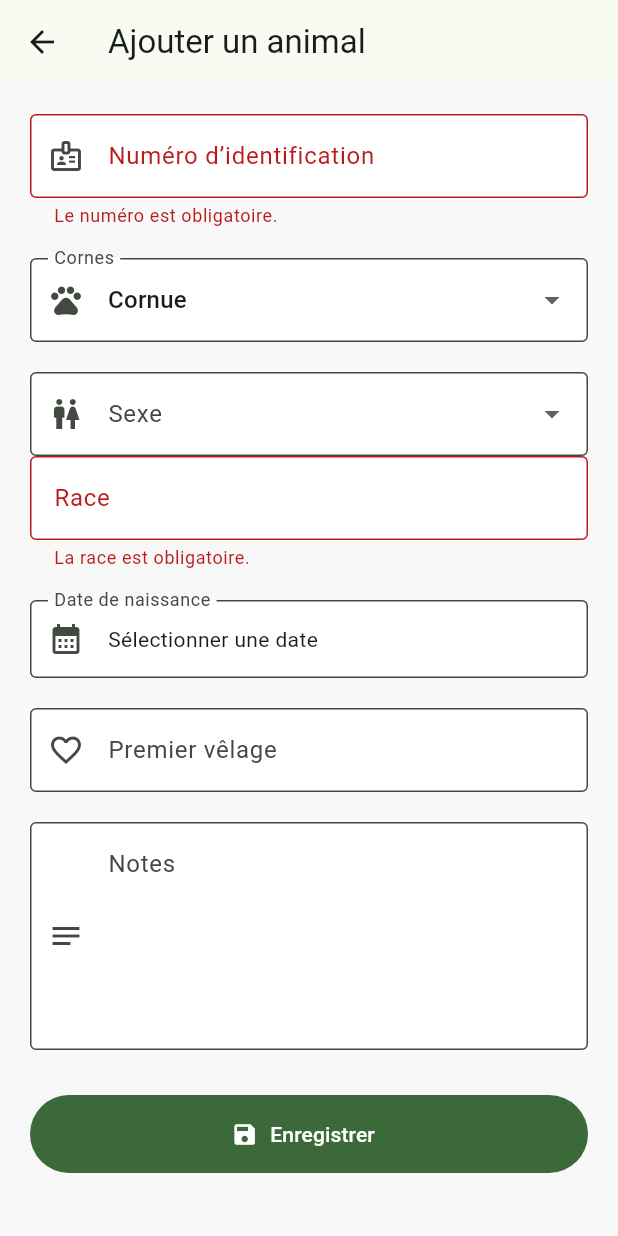
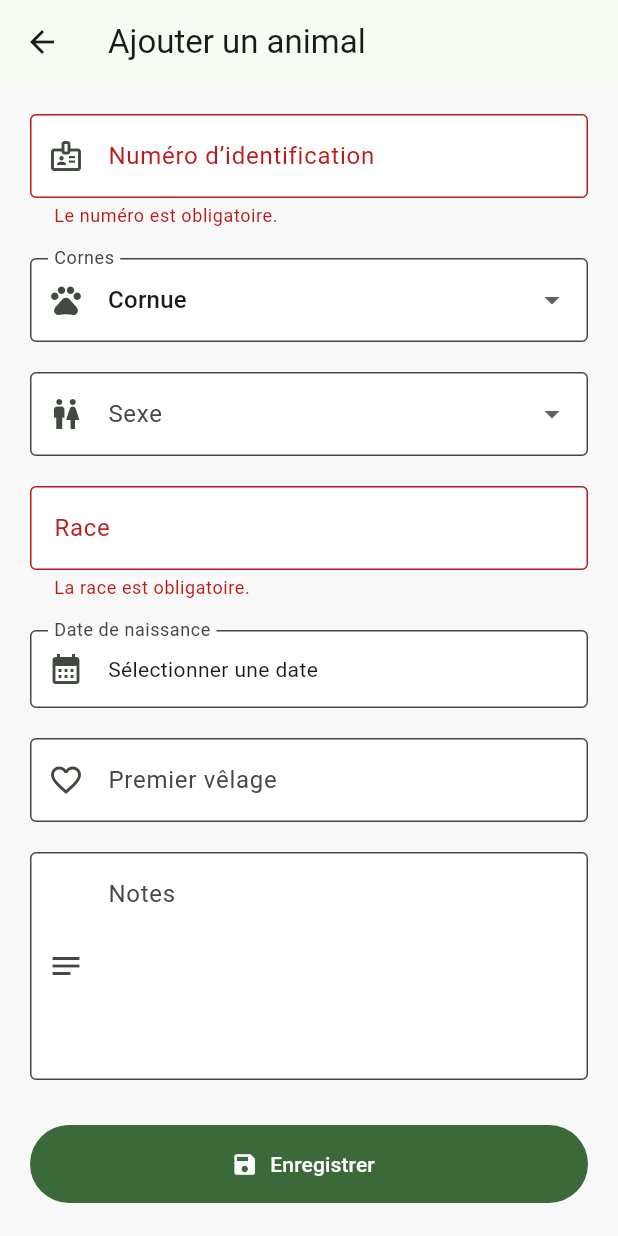
Before and after one commit to mateolilien55-bot/gestion_troupeau, a Flutter app: the AnimalFormScreen screen opened directly, after a tap on "Enregistrer", on a phone screen of 412 x 824 dp. Run offline on Flutter 3.47's test engine with Material 3 defaults, Android fonts, the light colour scheme and no system bars; our stand-ins replace sqflite, sqflite_common_ffi; accounts and stored records are empty.

Commit message:
fix animal editing and form consistency

```diff
--- a/lib/screens/animal_form_screen.dart
+++ b/lib/screens/animal_form_screen.dart
@@ -6,84 +6,52 @@ import '../models/animal.dart';
 class AnimalFormScreen extends StatefulWidget {
   final Animal? animal;
 
-  const AnimalFormScreen({
-    super.key,
-    this.animal,
-  });
+  const AnimalFormScreen({super.key, this.animal});
 
   bool get isEditing => animal != null;
 
   @override
-  State<AnimalFormScreen> createState() =>
-      _AnimalFormScreenState();
+  State<AnimalFormScreen> createState() => _AnimalFormScreenState();
 }
 
-class _AnimalFormScreenState
-    extends State<AnimalFormScreen> {
+class _AnimalFormScreenState extends State<AnimalFormScreen> {
   final _formKey = GlobalKey<FormState>();
-
-  final _identificationController =
-      TextEditingController();
-
-  final _raceController =
-      TextEditingController();
-
-  final _premierVelageController =
-      TextEditingController();
-
-  final _notesController =
-      TextEditingController();
-
-  final DatabaseHelper _database =
-      DatabaseHelper.instance;
+  final _identificationController = TextEditingController();
+  final _raceController = TextEditingController();
+  final _premierVelageController = TextEditingController();
+  final _notesController = TextEditingController();
+  final DatabaseHelper _database = DatabaseHelper.instance;
 
   DateTime? _dateNaissance;
-
   String _cornes = 'Cornue';
-
   String? _sexe;
-
   bool _saving = false;
 
-  final List<String> _cornesOptions = [
+  final List<String> _cornesOptions = const [
     'Cornue',
+    'Demi-cornue',
     'Demie cornue',
     'Sans corne H',
     'Sans corne F',
+    'À définir',
     'Autre',
   ];
 
   @override
   void initState() {
     super.initState();
+    final animal = widget.animal;
+    if (animal == null) return;
 
-    final animal = widget.animal;
-
-    if (animal != null) {
-      _identificationController.text =
-          animal.identification;
-
+    _identificationController.text = animal.identification;
     _raceController.text = animal.race;
-
     _sexe = animal.sexe;
-
-      _premierVelageController.text =
-          animal.premierVelage ?? '';
-
-      _notesController.text =
-          animal.notes ?? '';
-
-      _dateNaissance =
-          animal.dateNaissance;
-
-      if (_cornesOptions.contains(
-        animal.cornes,
-      )) {
-        _cornes = animal.cornes;
-      } else {
-        _cornes = 'Autre';
-      }
-    }
+    _premierVelageController.text = animal.premierVelage ?? '';
+    _notesController.text = animal.notes ?? '';
+    _dateNaissance = animal.dateNaissance;
+    _cornes = _cornesOptions.contains(animal.cornes)
+        ? animal.cornes
+        : 'Autre';
   }
 
   @override
@@ -98,70 +66,44 @@ _sexe = animal.sexe;
   Future<void> _selectDate() async {
     final date = await showDatePicker(
       context: context,
-      initialDate:
-          _dateNaissance ?? DateTime(2020),
+      initialDate: _dateNaissance ?? DateTime.now(),
       firstDate: DateTime(1950),
       lastDate: DateTime.now(),
       helpText: 'Date de naissance',
     );
-
-    if (date == null) return;
-
-    setState(() {
-      _dateNaissance = date;
-    });
+    if (date != null && mounted) setState(() => _dateNaissance = date);
   }
 
-  String _formatDate(DateTime date) {
-    final day =
-        date.day.toString().padLeft(2, '0');
-
-    final month =
-        date.month.toString().padLeft(2, '0');
-
-    return '$day/$month/${date.year}';
-  }
+  String _formatDate(DateTime date) =>
+      '${date.day.toString().padLeft(2, '0')}/${date.month.toString().padLeft(2, '0')}/${date.year}';
 
   Future<void> _save() async {
-    if (!_formKey.currentState!.validate()) {
-      return;
-    }
-
+    if (!_formKey.currentState!.validate()) return;
     if (_dateNaissance == null) {
       ScaffoldMessenger.of(context).showSnackBar(
-        const SnackBar(
-          content: Text(
-            'Veuillez sélectionner la date de naissance.',
-          ),
-        ),
+        const SnackBar(content: Text('Veuillez sélectionner la date de naissance.')),
       );
       return;
     }
 
-    setState(() {
-      _saving = true;
-    });
-
+    setState(() => _saving = true);
     try {
+      final existing = widget.animal;
       final animal = Animal(
-        id: widget.animal?.id,
-        identification:
-            _identificationController.text.trim(),
+        id: existing?.id,
+        identification: _identificationController.text.trim(),
         cornes: _cornes,
         dateNaissance: _dateNaissance!,
         race: _raceController.text.trim(),
         sexe: _sexe,
-        premierVelage:
-            _premierVelageController.text
-                .trim()
-                .isEmpty
+        premierVelage: _premierVelageController.text.trim().isEmpty
             ? null
-                : _premierVelageController.text
-                    .trim(),
-        notes:
-            _notesController.text.trim().isEmpty
+            : _premierVelageController.text.trim(),
+        notes: _notesController.text.trim().isEmpty
             ? null
             : _notesController.text.trim(),
+        motherId: existing?.motherId,
+        fatherId: existing?.fatherId,
       );
 
       if (widget.isEditing) {
@@ -169,26 +111,14 @@ sexe: _sexe,
       } else {
         await _database.insertAnimal(animal);
       }
-
-      if (!mounted) return;
-
-      Navigator.pop(context, true);
+      if (mounted) Navigator.pop(context, true);
     } catch (e) {
       if (!mounted) return;
-
       ScaffoldMessenger.of(context).showSnackBar(
-        SnackBar(
-          content: Text(
-            'Impossible d’enregistrer : $e',
-          ),
-        ),
+        SnackBar(content: Text('Impossible d’enregistrer : $e')),
       );
     } finally {
-      if (mounted) {
-        setState(() {
-          _saving = false;
-        });
-      }
+      if (mounted) setState(() => _saving = false);
     }
   }
 
@@ -196,11 +126,7 @@ sexe: _sexe,
   Widget build(BuildContext context) {
     return Scaffold(
       appBar: AppBar(
-        title: Text(
-          widget.isEditing
-              ? 'Modifier l’animal'
-              : 'Ajouter un animal',
-        ),
+        title: Text(widget.isEditing ? 'Modifier l’animal' : 'Ajouter un animal'),
       ),
       body: Form(
         key: _formKey,
@@ -208,55 +134,33 @@ sexe: _sexe,
           padding: const EdgeInsets.all(20),
           children: [
             TextFormField(
-              controller:
-                  _identificationController,
+              controller: _identificationController,
               decoration: const InputDecoration(
-                labelText:
-                    'Numéro d’identification',
+                labelText: 'Numéro d’identification',
                 hintText: 'Ex. 2337',
-                prefixIcon:
-                    Icon(Icons.badge_outlined),
+                prefixIcon: Icon(Icons.badge_outlined),
                 border: OutlineInputBorder(),
               ),
-              validator: (value) {
-                if (value == null ||
-                    value.trim().isEmpty) {
-                  return 'Le numéro est obligatoire.';
-                }
-
-                return null;
-              },
+              validator: (value) => value == null || value.trim().isEmpty
+                  ? 'Le numéro est obligatoire.'
+                  : null,
             ),
-
             const SizedBox(height: 20),
-
             DropdownButtonFormField<String>(
               initialValue: _cornes,
               decoration: const InputDecoration(
                 labelText: 'Cornes',
-                prefixIcon:
-                    Icon(Icons.pets),
+                prefixIcon: Icon(Icons.pets),
                 border: OutlineInputBorder(),
               ),
-              items: _cornesOptions.map(
-                (value) {
-                  return DropdownMenuItem(
-                    value: value,
-                    child: Text(value),
-                  );
-                },
-              ).toList(),
+              items: _cornesOptions
+                  .map((value) => DropdownMenuItem(value: value, child: Text(value)))
+                  .toList(),
               onChanged: (value) {
-                if (value == null) return;
-
-                setState(() {
-                  _cornes = value;
-                });
+                if (value != null) setState(() => _cornes = value);
               },
             ),
-
             const SizedBox(height: 20),
-
             DropdownButtonFormField<String>(
               initialValue: _sexe,
               decoration: const InputDecoration(
@@ -265,118 +169,73 @@ sexe: _sexe,
                 border: OutlineInputBorder(),
               ),
               items: const [
-            DropdownMenuItem(
-              value: 'Femelle',
-              child: Text('Femelle'),
+                DropdownMenuItem(value: 'Femelle', child: Text('Femelle')),
+                DropdownMenuItem(value: 'Mâle', child: Text('Mâle')),
+                DropdownMenuItem(value: 'Inconnu', child: Text('Inconnu')),
+              ],
+              onChanged: (value) => setState(() => _sexe = value),
             ),
-            DropdownMenuItem(
-                value: 'Mâle',
-                child: Text('Mâle'),
-                ),
-            DropdownMenuItem(
-              value: 'Inconnu',
-              child: Text('Inconnu'),
-            ),
-          ],
-            onChanged: (value) {
-    setState(() {
-      _sexe = value;
-    });
-  },
-            ),TextFormField(
+            const SizedBox(height: 20),
+            TextFormField(
               controller: _raceController,
               decoration: const InputDecoration(
                 labelText: 'Race',
                 hintText: 'Ex. 38',
                 border: OutlineInputBorder(),
               ),
-              validator: (value) {
-                if (value == null ||
-                    value.trim().isEmpty) {
-                  return 'La race est obligatoire.';
-                }
-
-                return null;
-              },
+              validator: (value) => value == null || value.trim().isEmpty
+                  ? 'La race est obligatoire.'
+                  : null,
             ),
-
             const SizedBox(height: 20),
-
             InkWell(
               onTap: _selectDate,
               child: InputDecorator(
-                decoration:
-                    const InputDecoration(
-                  labelText:
-                      'Date de naissance',
-                  prefixIcon:
-                      Icon(Icons.calendar_month),
+                decoration: const InputDecoration(
+                  labelText: 'Date de naissance',
+                  prefixIcon: Icon(Icons.calendar_month),
                   border: OutlineInputBorder(),
                 ),
-                child: Text(
-                  _dateNaissance == null
+                child: Text(_dateNaissance == null
                     ? 'Sélectionner une date'
-                      : _formatDate(
-                          _dateNaissance!,
+                    : _formatDate(_dateNaissance!)),
               ),
             ),
-              ),
-            ),
-
             const SizedBox(height: 20),
-
             TextFormField(
-              controller:
-                  _premierVelageController,
+              controller: _premierVelageController,
               decoration: const InputDecoration(
-                labelText:
-                    'Premier vêlage',
-                hintText:
-                    'Ex. 3 ans et 2 mois',
-                prefixIcon:
-                    Icon(Icons.favorite_outline),
+                labelText: 'Premier vêlage',
+                hintText: 'Ex. 3 ans et 2 mois',
+                prefixIcon: Icon(Icons.favorite_outline),
                 border: OutlineInputBorder(),
               ),
             ),
-
             const SizedBox(height: 20),
-
             TextFormField(
               controller: _notesController,
               maxLines: 5,
               decoration: const InputDecoration(
                 labelText: 'Notes',
-                hintText:
-                    'Observations concernant l’animal...',
-                prefixIcon:
-                    Icon(Icons.notes),
+                hintText: 'Observations concernant l’animal...',
+                prefixIcon: Icon(Icons.notes),
                 border: OutlineInputBorder(),
                 alignLabelWithHint: true,
               ),
             ),
-
             const SizedBox(height: 30),
-
             SizedBox(
               height: 52,
               child: FilledButton.icon(
-                onPressed:
-                    _saving ? null : _save,
+                onPressed: _saving ? null : _save,
                 icon: _saving
                     ? const SizedBox(
                         width: 20,
                         height: 20,
-                        child:
-                            CircularProgressIndicator(
-                          strokeWidth: 2,
-                        ),
+                        child: CircularProgressIndicator(strokeWidth: 2),
                       )
                     : const Icon(Icons.save),
-                label: Text(
-                  _saving
-                      ? 'Enregistrement...'
-                      : 'Enregistrer',
-                ),
+                label: Text(_saving ? 'Enregistrement...' : 'Enregistrer'),
               ),
             ),
           ],
```
Lines whose indentation alone changed are shown as unchanged.
